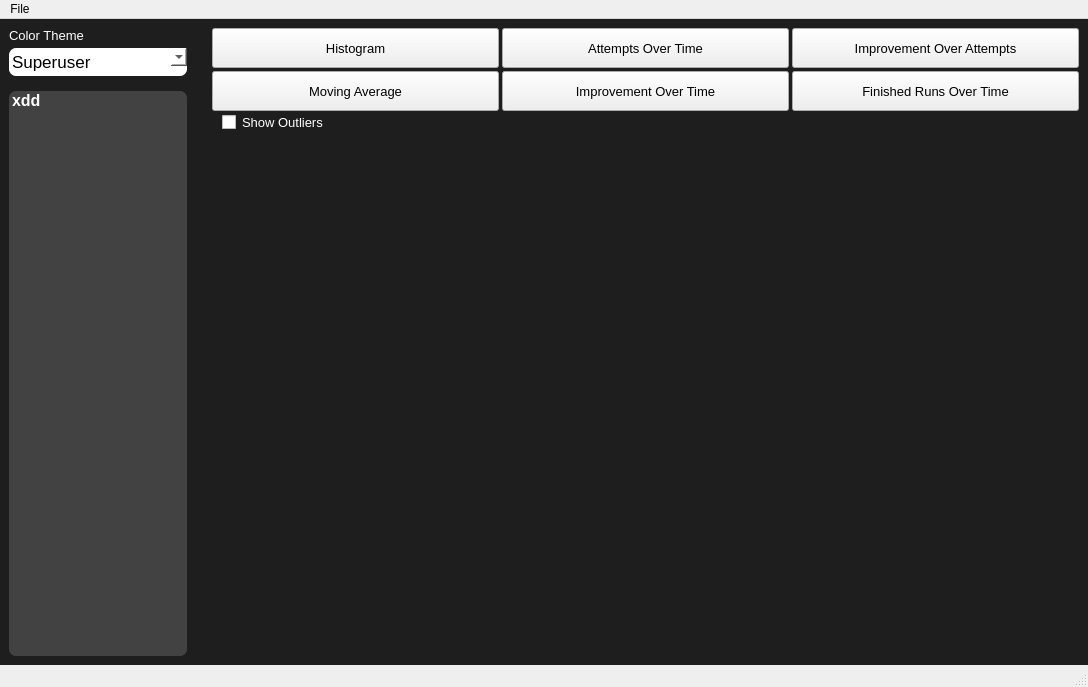
The window that ui/main_window.ui (rayer456/Livesplit-Graphs) describes before a commit, drawn with Qt 5.
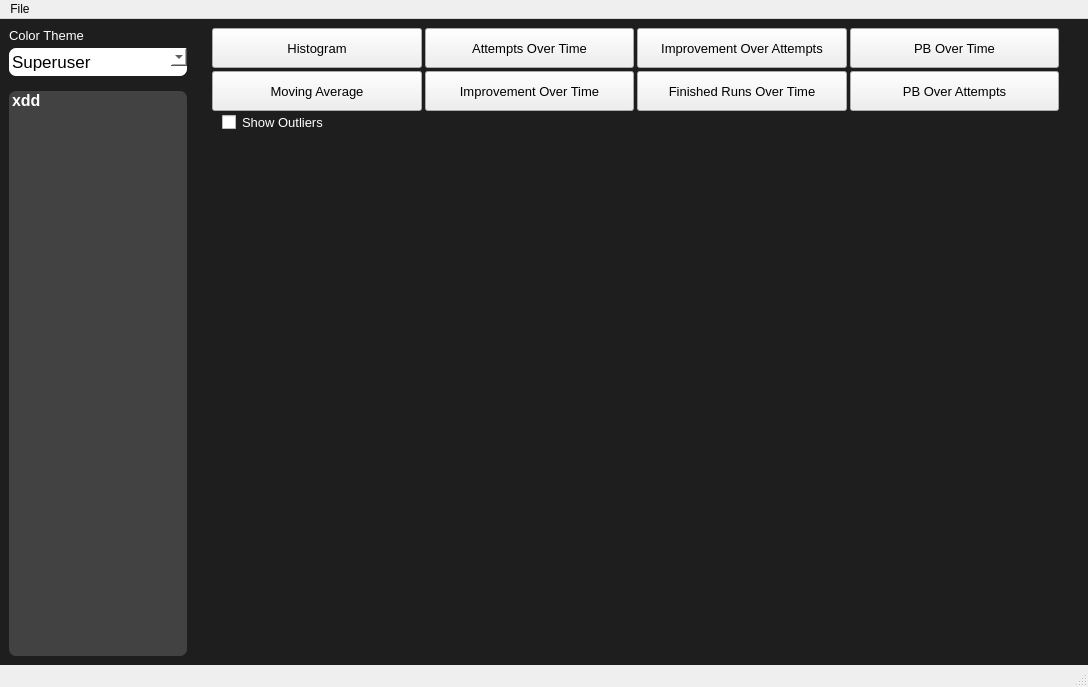
The same window after the commit.

What changed in the file:
```diff
--- a/ui/main_window.ui
+++ b/ui/main_window.ui
@@ -208,61 +208,22 @@
          <number>0</number>
         </property>
         <item>
-         <layout class="QGridLayout" name="options_gridLayout" rowstretch="0,0,0,0" columnstretch="0,0,0">
+         <layout class="QGridLayout" name="options_gridLayout" rowstretch="0,0,0,0" columnstretch="0,0,0,0">
           <property name="sizeConstraint">
            <enum>QLayout::SetNoConstraint</enum>
           </property>
           <property name="leftMargin">
            <number>20</number>
           </property>
+          <property name="rightMargin">
+           <number>20</number>
+          </property>
           <property name="bottomMargin">
            <number>0</number>
           </property>
           <property name="spacing">
            <number>3</number>
           </property>
-          <item row="1" column="0">
-           <widget class="QPushButton" name="option_movingAvg">
-            <property name="sizePolicy">
-             <sizepolicy hsizetype="Expanding" vsizetype="Maximum">
-              <horstretch>0</horstretch>
-              <verstretch>0</verstretch>
-             </sizepolicy>
-            </property>
-            <property name="minimumSize">
-             <size>
-              <width>0</width>
-              <height>40</height>
-             </size>
-            </property>
-            <property name="maximumSize">
-             <size>
-              <width>16777215</width>
-              <height>50</height>
-             </size>
-            </property>
-            <property name="font">
-             <font>
-              <pointsize>10</pointsize>
-             </font>
-            </property>
-            <property name="text">
-             <string>Moving Average</string>
-            </property>
-            <property name="checkable">
-             <bool>true</bool>
-            </property>
-            <property name="checked">
-             <bool>false</bool>
-            </property>
-            <property name="autoExclusive">
-             <bool>true</bool>
-            </property>
-            <property name="class" stdset="0">
-             <string>option_button</string>
-            </property>
-           </widget>
-          </item>
           <item row="0" column="1">
            <widget class="QPushButton" name="option_attemptsOverTime">
             <property name="sizePolicy">
@@ -309,48 +270,6 @@
             </property>
            </widget>
           </item>
-          <item row="0" column="2">
-           <widget class="QPushButton" name="option_impOverAttempts">
-            <property name="sizePolicy">
-             <sizepolicy hsizetype="Expanding" vsizetype="Maximum">
-              <horstretch>0</horstretch>
-              <verstretch>0</verstretch>
-             </sizepolicy>
-            </property>
-            <property name="minimumSize">
-             <size>
-              <width>0</width>
-              <height>40</height>
-             </size>
-            </property>
-            <property name="maximumSize">
-             <size>
-              <width>16777215</width>
-              <height>50</height>
-             </size>
-            </property>
-            <property name="font">
-             <font>
-              <pointsize>10</pointsize>
-             </font>
-            </property>
-            <property name="text">
-             <string>Improvement Over Attempts</string>
-            </property>
-            <property name="checkable">
-             <bool>true</bool>
-            </property>
-            <property name="checked">
-             <bool>false</bool>
-            </property>
-            <property name="autoExclusive">
-             <bool>true</bool>
-            </property>
-            <property name="class" stdset="0">
-             <string>option_button</string>
-            </property>
-           </widget>
-          </item>
           <item row="3" column="0">
            <widget class="QCheckBox" name="check_showOutliers">
             <property name="sizePolicy">
@@ -383,6 +302,132 @@
             </property>
            </widget>
           </item>
+          <item row="0" column="2">
+           <widget class="QPushButton" name="option_impOverAttempts">
+            <property name="sizePolicy">
+             <sizepolicy hsizetype="Expanding" vsizetype="Maximum">
+              <horstretch>0</horstretch>
+              <verstretch>0</verstretch>
+             </sizepolicy>
+            </property>
+            <property name="minimumSize">
+             <size>
+              <width>0</width>
+              <height>40</height>
+             </size>
+            </property>
+            <property name="maximumSize">
+             <size>
+              <width>16777215</width>
+              <height>50</height>
+             </size>
+            </property>
+            <property name="font">
+             <font>
+              <pointsize>10</pointsize>
+             </font>
+            </property>
+            <property name="text">
+             <string>Improvement Over Attempts</string>
+            </property>
+            <property name="checkable">
+             <bool>true</bool>
+            </property>
+            <property name="checked">
+             <bool>false</bool>
+            </property>
+            <property name="autoExclusive">
+             <bool>true</bool>
+            </property>
+            <property name="class" stdset="0">
+             <string>option_button</string>
+            </property>
+           </widget>
+          </item>
+          <item row="1" column="2">
+           <widget class="QPushButton" name="option_finishedRunsOverTime">
+            <property name="sizePolicy">
+             <sizepolicy hsizetype="Expanding" vsizetype="Maximum">
+              <horstretch>0</horstretch>
+              <verstretch>0</verstretch>
+             </sizepolicy>
+            </property>
+            <property name="minimumSize">
+             <size>
+              <width>0</width>
+              <height>40</height>
+             </size>
+            </property>
+            <property name="maximumSize">
+             <size>
+              <width>16777215</width>
+              <height>50</height>
+             </size>
+            </property>
+            <property name="font">
+             <font>
+              <pointsize>10</pointsize>
+             </font>
+            </property>
+            <property name="text">
+             <string>Finished Runs Over Time</string>
+            </property>
+            <property name="checkable">
+             <bool>true</bool>
+            </property>
+            <property name="checked">
+             <bool>false</bool>
+            </property>
+            <property name="autoExclusive">
+             <bool>true</bool>
+            </property>
+            <property name="class" stdset="0">
+             <string>option_button</string>
+            </property>
+           </widget>
+          </item>
+          <item row="1" column="0">
+           <widget class="QPushButton" name="option_movingAvg">
+            <property name="sizePolicy">
+             <sizepolicy hsizetype="Expanding" vsizetype="Maximum">
+              <horstretch>0</horstretch>
+              <verstretch>0</verstretch>
+             </sizepolicy>
+            </property>
+            <property name="minimumSize">
+             <size>
+              <width>0</width>
+              <height>40</height>
+             </size>
+            </property>
+            <property name="maximumSize">
+             <size>
+              <width>16777215</width>
+              <height>50</height>
+             </size>
+            </property>
+            <property name="font">
+             <font>
+              <pointsize>10</pointsize>
+             </font>
+            </property>
+            <property name="text">
+             <string>Moving Average</string>
+            </property>
+            <property name="checkable">
+             <bool>true</bool>
+            </property>
+            <property name="checked">
+             <bool>false</bool>
+            </property>
+            <property name="autoExclusive">
+             <bool>true</bool>
+            </property>
+            <property name="class" stdset="0">
+             <string>option_button</string>
+            </property>
+           </widget>
+          </item>
           <item row="1" column="1">
            <widget class="QPushButton" name="option_impOverTime">
             <property name="sizePolicy">
@@ -473,8 +518,8 @@
             </property>
            </widget>
           </item>
-          <item row="1" column="2">
-           <widget class="QPushButton" name="option_finishedRunsOverTime">
+          <item row="0" column="3">
+           <widget class="QPushButton" name="option_personalBestOverTime">
             <property name="sizePolicy">
              <sizepolicy hsizetype="Expanding" vsizetype="Maximum">
               <horstretch>0</horstretch>
@@ -499,7 +544,49 @@
              </font>
             </property>
             <property name="text">
-             <string>Finished Runs Over Time</string>
+             <string>PB Over Time</string>
+            </property>
+            <property name="checkable">
+             <bool>true</bool>
+            </property>
+            <property name="checked">
+             <bool>false</bool>
+            </property>
+            <property name="autoExclusive">
+             <bool>true</bool>
+            </property>
+            <property name="class" stdset="0">
+             <string>option_button</string>
+            </property>
+           </widget>
+          </item>
+          <item row="1" column="3">
+           <widget class="QPushButton" name="option_personalBestOverAttempts">
+            <property name="sizePolicy">
+             <sizepolicy hsizetype="Expanding" vsizetype="Maximum">
+              <horstretch>0</horstretch>
+              <verstretch>0</verstretch>
+             </sizepolicy>
+            </property>
+            <property name="minimumSize">
+             <size>
+              <width>0</width>
+              <height>40</height>
+             </size>
+            </property>
+            <property name="maximumSize">
+             <size>
+              <width>16777215</width>
+              <height>50</height>
+             </size>
+            </property>
+            <property name="font">
+             <font>
+              <pointsize>10</pointsize>
+             </font>
+            </property>
+            <property name="text">
+             <string>PB Over Attempts</string>
             </property>
             <property name="checkable">
              <bool>true</bool>
```
Left out of the diff: 3 changed lines with no effect on the pictures.
